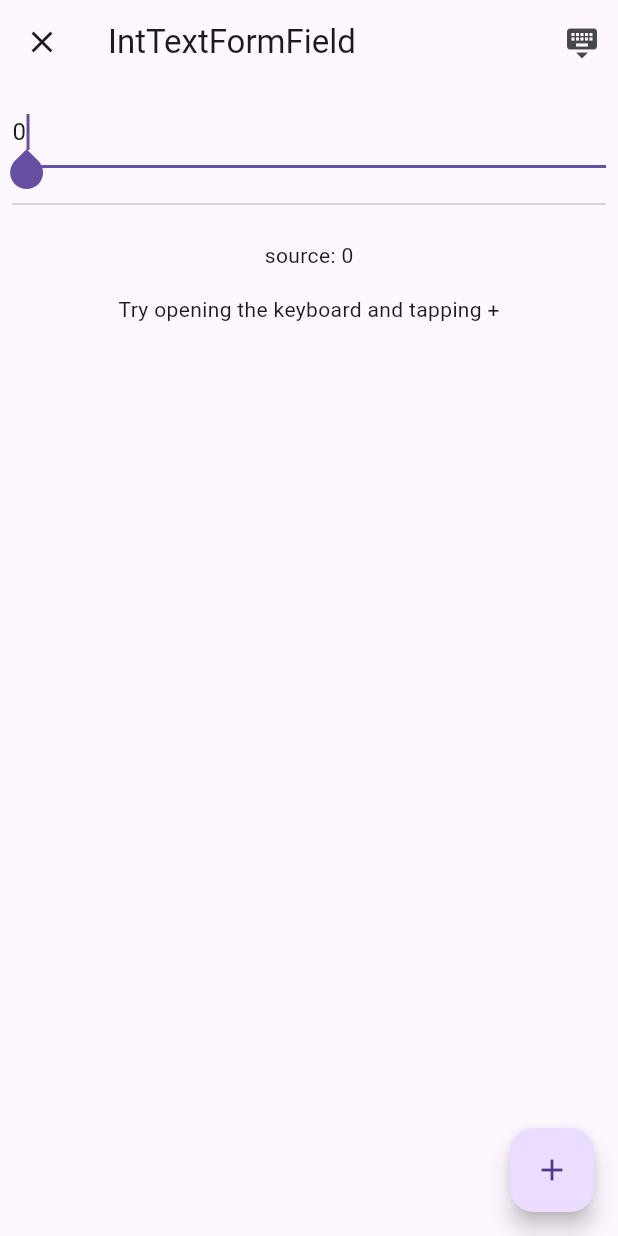
After one commit to lukepighetti/data_widgets, a Flutter app: the screen it shows after launch, after a tap on "IntTextFormField", on a phone screen of 412 x 824 dp. The commit adds this screen. Run offline on Flutter 3.47's test engine with Material 3 defaults, Android fonts, the phone set to English and light mode, and no system bars; our stand-ins replace dart_mappable; missing offline and left inert: flutter_json_view; generated files the repository leaves out were written again.

Commit message:
support app code changing TypedTextFormField source

```diff
--- a/example/lib/main.dart
+++ b/example/lib/main.dart
@@ -1,4 +1,5 @@
 import 'package:example/pages/collection_column_page.dart';
+import 'package:example/pages/int_text_form_field_page.dart';
 import 'package:flutter/material.dart';
 
 void main() {
@@ -15,6 +16,7 @@ class MyApp extends StatelessWidget {
       home: Builder(
         builder: (context) {
           return Scaffold(
+            appBar: AppBar(title: Text("data_widgets")),
             body: SizedBox(
               width: double.maxFinite,
               child: Column(
@@ -25,6 +27,10 @@ class MyApp extends StatelessWidget {
                     child: Text("CollectionColumn"),
                     onPressed: () => CollectionColumnPage().push(context),
                   ),
+                  FilledButton(
+                    child: Text("IntTextFormField"),
+                    onPressed: () => IntTextFormFieldPage().push(context),
+                  ),
                 ],
               ),
             ),
--- /dev/null
+++ b/example/lib/pages/int_text_form_field_page.dart
@@ -0,0 +1,45 @@
+import 'package:example/utils/page_mixin.dart';
+import 'package:example/views/example_scaffold.dart';
+import 'package:flutter/material.dart';
+import 'package:data_widgets/data_widgets.dart';
+
+class IntTextFormFieldPage extends StatefulWidget with PageMixin {
+  const IntTextFormFieldPage({super.key});
+
+  @override
+  State<IntTextFormFieldPage> createState() => _IntTextFormFieldPageState();
+}
+
+class _IntTextFormFieldPageState extends State<IntTextFormFieldPage> {
+  var data = 0;
+
+  @override
+  Widget build(BuildContext context) {
+    return ExampleScaffold(
+      title: "IntTextFormField",
+      note: "Try opening the keyboard and tapping +",
+      source: data.toString(),
+      actions: [
+        IconButton(
+          icon: Icon(Icons.keyboard_hide),
+          onPressed: () {
+            primaryFocus?.unfocus();
+          },
+        ),
+      ],
+      body: IntTextFormField(
+        source: data,
+        autofocus: true,
+        onChanged: (update) {
+          setState(() => data = update);
+        },
+      ),
+      floatingActionButton: FloatingActionButton(
+        onPressed: () {
+          setState(() => data++);
+        },
+        child: Icon(Icons.add),
+      ),
+    );
+  }
+}
--- /dev/null
+++ b/example/lib/views/example_scaffold.dart
@@ -0,0 +1,55 @@
+import 'dart:convert';
+
+import 'package:flutter/material.dart';
+import 'package:flutter_json_view/flutter_json_view.dart';
+
+class ExampleScaffold extends StatelessWidget {
+  const ExampleScaffold({
+    super.key,
+    this.note,
+    this.todo,
+    this.source,
+    this.jsonSource,
+    this.actions = const [],
+    required this.title,
+    required this.body,
+    this.floatingActionButton,
+  });
+
+  final String title;
+  final List<Widget> actions;
+  final String? source;
+  final Object? jsonSource;
+  final String? note;
+  final String? todo;
+  final Widget body;
+  final Widget? floatingActionButton;
+
+  @override
+  Widget build(BuildContext context) {
+    final (source, note, todo) = (this.source, this.note, this.todo);
+
+    return Scaffold(
+      appBar: AppBar(title: Text(title), actions: actions),
+      floatingActionButton: floatingActionButton,
+      body: SafeArea(
+        child: Padding(
+          padding: const EdgeInsets.all(8.0),
+          child: SingleChildScrollView(
+            child: Column(
+              spacing: 16,
+              children: [
+                body,
+                Divider(),
+                if (jsonSource != null) JsonView.string(jsonEncode(jsonSource)),
+                if (source != null) Text("source: $source"),
+                if (note != null) Text(note),
+                if (todo != null) Text("// TODO: $todo"),
+              ],
+            ),
+          ),
+        ),
+      ),
+    );
+  }
+}
--- a/example/pubspec.yaml
+++ b/example/pubspec.yaml
@@ -11,12 +11,13 @@ dependencies:
   flutter:
     sdk: flutter
 
+  collection: ^1.19.1
   cupertino_icons: ^1.0.8
   dart_mappable: ^4.5.0
+  flutter_json_view: ^1.1.5
 
   data_widgets:
     path: ../
-  collection: ^1.19.1
 
 dev_dependencies:
   flutter_test:
--- a/lib/src/typed_text_form_field.dart
+++ b/lib/src/typed_text_form_field.dart
@@ -4,25 +4,27 @@ import 'package:flutter/services.dart';
 class IntTextFormField extends StatelessWidget {
   const IntTextFormField({
     super.key,
-    this.initialValue,
+    required this.source,
+    required this.onChanged,
     this.autofocus = false,
     this.focusNode,
-    required this.onChange,
+    this.decoration,
   });
 
   // TODO: min/max
   final bool autofocus;
   final FocusNode? focusNode;
-  final int? initialValue;
-  final ValueChanged<int?> onChange;
+  final InputDecoration? decoration;
+  final int source;
+  final ValueChanged<int> onChanged;
 
   @override
   Widget build(BuildContext context) {
     return TypedTextFormField<int>(
+      source: source,
+      onChanged: onChanged,
       autofocus: autofocus,
       focusNode: focusNode,
-      initialValue: initialValue,
-      onChanged: onChange,
       spec: TypedTextFormFieldSpec(
         serialize: (x) => x.toString(),
         deserialize: (x) => int.tryParse(x),
@@ -36,25 +38,27 @@ class IntTextFormField extends StatelessWidget {
 class DoubleTextFormField extends StatelessWidget {
   const DoubleTextFormField({
     super.key,
-    this.initialValue,
-    required this.onChange,
+    required this.source,
+    required this.onChanged,
     this.autofocus = false,
     this.focusNode,
+    this.decoration,
   });
 
   // TODO: min, max
-  final double? initialValue;
-  final ValueChanged<double?> onChange;
+  final double source;
+  final ValueChanged<double> onChanged;
   final bool autofocus;
   final FocusNode? focusNode;
+  final InputDecoration? decoration;
 
   @override
   Widget build(BuildContext context) {
     return TypedTextFormField<double>(
+      source: source,
+      onChanged: onChanged,
       autofocus: autofocus,
       focusNode: focusNode,
-      initialValue: initialValue,
-      onChanged: onChange,
       spec: TypedTextFormFieldSpec(
         serialize: (x) => x.toString(),
         deserialize: (x) => double.tryParse(x),
@@ -65,38 +69,60 @@ class DoubleTextFormField extends StatelessWidget {
   }
 }
 
+// TODO: StringTextFormField
 // TODO: EmailTextFormField
 // TODO: PasswordTextFormField
 
-class TypedTextFormField<T> extends StatelessWidget {
+class TypedTextFormField<T> extends StatefulWidget {
   const TypedTextFormField({
     super.key,
+    required this.source,
+    required this.onChanged,
     required this.spec,
-    required this.autofocus,
+    this.autofocus = false,
     this.focusNode,
-    this.initialValue,
-    required this.onChanged,
+    this.decoration,
   });
 
-  final T? initialValue;
+  final T source;
+  final ValueChanged<T> onChanged;
   final TypedTextFormFieldSpec<T> spec;
   final bool autofocus;
   final FocusNode? focusNode;
-  final ValueChanged<T?> onChanged;
+  final InputDecoration? decoration;
+
+  String get _value => spec.serialize(source);
+
+  @override
+  State<TypedTextFormField<T>> createState() => _TypedTextFormFieldState<T>();
+}
+
+class _TypedTextFormFieldState<T> extends State<TypedTextFormField<T>> {
+  late final controller = TextEditingController(text: widget._value);
+
+  @override
+  void didUpdateWidget(covariant TypedTextFormField<T> oldWidget) {
+    if (oldWidget._value != widget._value) {
+      controller.text = widget._value;
+    }
+
+    super.didUpdateWidget(oldWidget);
+  }
 
   @override
   Widget build(BuildContext context) {
     return TextFormField(
-      autofocus: autofocus,
-      focusNode: focusNode,
+      controller: controller,
+      onChanged: (x) {
+        final newValue = widget.spec.deserialize(x);
+        if (newValue != null) widget.onChanged(newValue);
+      },
+      autofocus: widget.autofocus,
+      focusNode: widget.focusNode,
       autocorrect: false,
-      initialValue: spec.serialize(initialValue),
-      inputFormatters: spec.inputFormatters,
-      decoration: InputDecoration(hintText: initialValue?.toString()),
-      onChanged: (x) {
-        onChanged(spec.deserialize(x));
-      },
-      keyboardType: spec.keyboardType,
+      inputFormatters: widget.spec.inputFormatters,
+      decoration: widget.decoration,
+      keyboardType: widget.spec.keyboardType,
     );
   }
 }
```
Also changed, not shown: example/lib/pages/collection_column_page.dart (+8 -13 lines), example/pubspec.lock.
